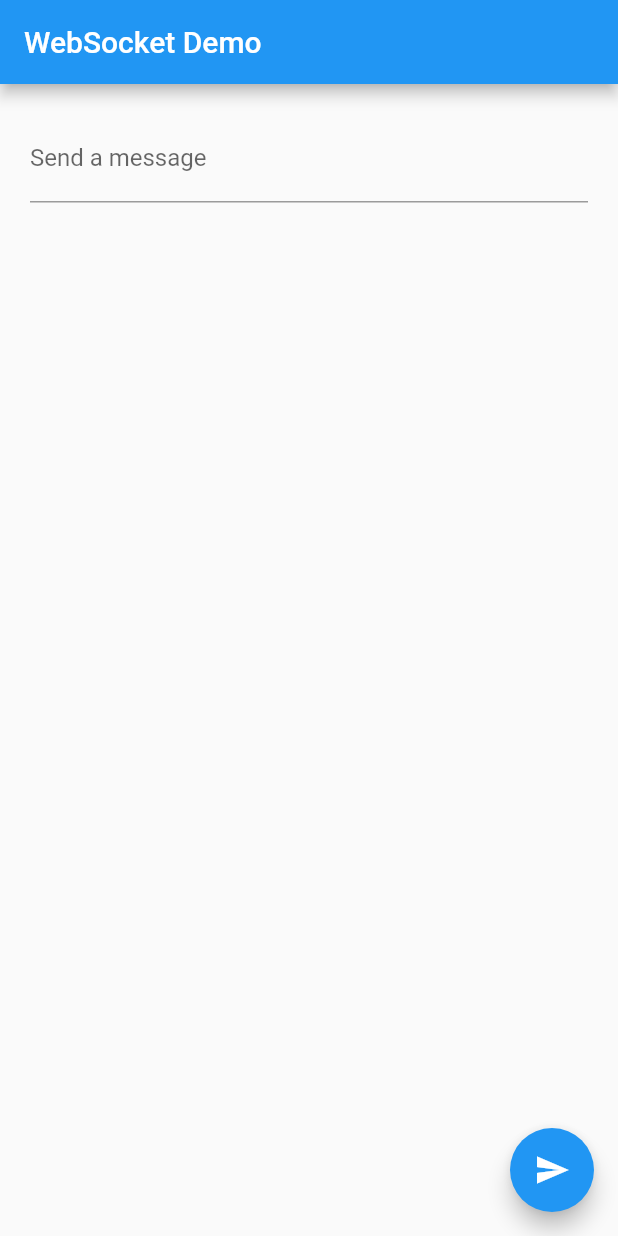
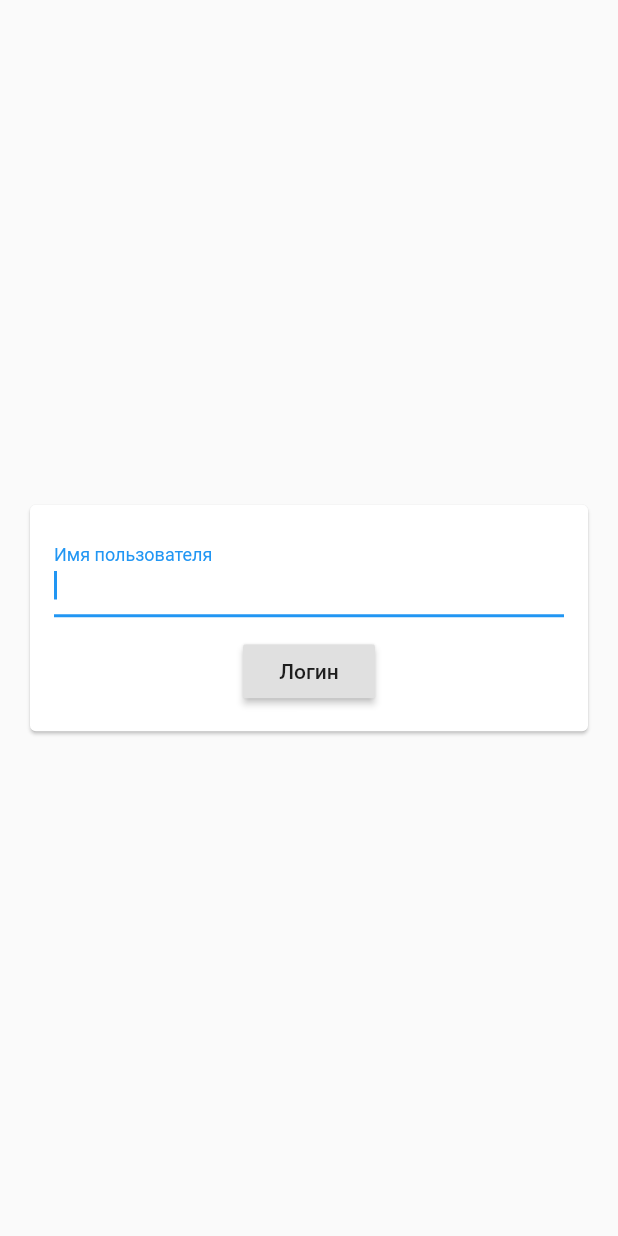
Before and after one commit to Dersh/demo_chat_client, a Flutter app: the screen it shows after launch, on a phone screen of 412 x 824 dp. Run offline on Flutter 3.47's test engine with Material 2 defaults, Android fonts, the phone set to English and light mode, and no system bars; our stand-ins replace bloc, equatable, flutter_bloc.

Commit message:
FEAT: основной функционал BLoC, первый юнит тест экран ввода имени экран чата

```diff
--- /dev/null
+++ b/lib/bloc/login/login_event.dart
@@ -0,0 +1,14 @@
+part of 'login_bloc.dart';
+
+abstract class LoginEvent extends Equatable{
+  const LoginEvent();
+  @override
+  List<Object> get props => [];
+}
+
+class SubmitLogin extends LoginEvent {
+  final String user;
+
+  SubmitLogin(this.user);
+
+}
--- /dev/null
+++ b/lib/bloc/login/login_state.dart
@@ -0,0 +1,19 @@
+part of 'login_bloc.dart';
+
+abstract class LoginState extends Equatable{
+  const LoginState();
+  @override
+  List<Object> get props => [];
+}
+
+class LoginInitial extends LoginState {}
+
+class LoginLoading extends LoginState {}
+
+class LoginLoaded extends LoginState {
+  final String user;
+
+  LoginLoaded(this.user) : assert(user != null);
+}
+
+class LoginError extends LoginState {}
--- a/lib/main.dart
+++ b/lib/main.dart
@@ -1,86 +1,34 @@
-import 'package:flutter/foundation.dart';
-import 'package:web_socket_channel/io.dart';
+import 'package:flutter_bloc/flutter_bloc.dart';
+import 'package:tada_team_chat/bloc/login/login_bloc.dart';
 import 'package:flutter/material.dart';
-import 'package:web_socket_channel/web_socket_channel.dart';
 
-void main() => runApp(MyApp());
+import 'bloc/bloc_observer.dart';
+import 'bloc/chat/chat_bloc.dart';
+import 'pages/login.dart';
+
+void main() {
+  Bloc.observer = SimpleBlocObserver();
+  runApp(
+    MultiBlocProvider(
+      providers: [
+        BlocProvider<LoginBloc>(create: (context) => LoginBloc()),
+        BlocProvider<ChatBloc>(
+            create: (context) =>
+                ChatBloc(user: BlocProvider.of<LoginBloc>(context).user)
+                  ..add(TryConnect())),
+      ],
+      child: MyApp(),
+    ),
+  );
+}
 
 class MyApp extends StatelessWidget {
-  final String username = "dersh";
   @override
   Widget build(BuildContext context) {
-    final title = 'WebSocket Demo';
+    final title = 'Chat Demo';
     return MaterialApp(
       title: title,
-      home: MyHomePage(
-        title: title,
-        channel:
-            IOWebSocketChannel.connect('ws://pm.tada.team/ws?name=$username'),
-      ),
+      home: LoginForm(),
     );
   }
 }
-
-class MyHomePage extends StatefulWidget {
-  final String title;
-  final WebSocketChannel channel;
-
-  MyHomePage({Key key, @required this.title, @required this.channel})
-      : super(key: key);
-
-  @override
-  _MyHomePageState createState() => _MyHomePageState();
-}
-
-class _MyHomePageState extends State<MyHomePage> {
-  TextEditingController _controller = TextEditingController();
-
-  @override
-  Widget build(BuildContext context) {
-    return Scaffold(
-      appBar: AppBar(
-        title: Text(widget.title),
-      ),
-      body: Padding(
-        padding: const EdgeInsets.all(20.0),
-        child: Column(
-          crossAxisAlignment: CrossAxisAlignment.start,
-          children: <Widget>[
-            Form(
-              child: TextFormField(
-                controller: _controller,
-                decoration: InputDecoration(labelText: 'Send a message'),
-              ),
-            ),
-            StreamBuilder(
-              stream: widget.channel.stream,
-              builder: (context, snapshot) {
-                return Padding(
-                  padding: const EdgeInsets.symmetric(vertical: 24.0),
-                  child: Text(snapshot.hasData ? '${snapshot.data}' : ''),
-                );
-              },
-            )
-          ],
-        ),
-      ),
-      floatingActionButton: FloatingActionButton(
-        onPressed: _sendMessage,
-        tooltip: 'Send message',
-        child: Icon(Icons.send),
-      ), // This trailing comma makes auto-formatting nicer for build methods.
-    );
-  }
-
-  void _sendMessage() {
-    if (_controller.text.isNotEmpty) {
-      widget.channel.sink.add('{"text":"${_controller.text}"}');
-    }
-  }
-
-  @override
-  void dispose() {
-    widget.channel.sink.close();
-    super.dispose();
-  }
-}
--- /dev/null
+++ b/lib/pages/login.dart
@@ -0,0 +1,102 @@
+import 'package:flutter/material.dart';
+import 'package:flutter_bloc/flutter_bloc.dart';
+import 'package:tada_team_chat/bloc/login/login_bloc.dart';
+import 'package:tada_team_chat/pages/chat.dart';
+
+class LoginForm extends StatefulWidget {
+  @override
+  _LoginFormState createState() => _LoginFormState();
+}
+
+class _LoginFormState extends State<LoginForm> {
+  final _formKey = GlobalKey<FormState>();
+  var _userName = '';
+
+  void _trySubmit() {
+    // Валидация
+    final _isValid = _formKey.currentState.validate();
+    FocusScope.of(context).unfocus();
+    if (_isValid) {
+      // Отправляем эвент в блок
+      BlocProvider.of<LoginBloc>(context).add(SubmitLogin(_userName));
+    }
+  }
+
+  @override
+  Widget build(BuildContext context) {
+    return Scaffold(
+      body: BlocBuilder<LoginBloc, LoginState>(builder: (context, state) {
+        if (state is LoginLoading) {
+          return Center(
+            child: Card(
+              child: CircularProgressIndicator(),
+            ),
+          );
+        }
+        if (state is LoginLoaded) {
+          return ChatPage(user: state.user);
+        }
+        if (state is LoginError) {
+          return Center(
+            child: Card(
+              child: Column(
+                children: [
+                  Text(
+                    'Ошибка',
+                    style: TextStyle(color: Colors.red),
+                  ),
+                  RaisedButton(
+                    child: const Text('Еще раз'),
+                    onPressed: _trySubmit,
+                  ),
+                ],
+              ),
+            ),
+          );
+        }
+        return Center(
+          child: Card(
+            margin: EdgeInsets.all(20),
+            child: Padding(
+              padding: EdgeInsets.all(16),
+              child: Form(
+                key: _formKey,
+                child: Column(
+                  mainAxisSize: MainAxisSize.min,
+                  children: <Widget>[
+                    TextFormField(
+                      autocorrect: true,
+                      autofocus: true,
+                      textCapitalization: TextCapitalization.words,
+                      enableSuggestions: false,
+                      // Валидация
+                      validator: (value) {
+                        if (value.isEmpty || value.length < 3) {
+                          return 'Пожалуйста введите более 3-х символов';
+                        }
+                        return null;
+                      },
+                      decoration:
+                          const InputDecoration(labelText: 'Имя пользователя'),
+                      onSaved: (value) {
+                        _userName = value;
+                      },
+                      onChanged: (value) {
+                        _userName = value;
+                      },
+                    ),
+                    SizedBox(height: 12),
+                    RaisedButton(
+                      child: const Text('Логин'),
+                      onPressed: _trySubmit,
+                    ),
+                  ],
+                ),
+              ),
+            ),
+          ),
+        );
+      }),
+    );
+  }
+}
```
Also changed, not shown: lib/bloc/bloc_observer.dart (added, +27 -0 lines), lib/bloc/chat/chat_bloc.dart (added, +76 -0 lines), lib/bloc/chat/chat_event.dart (added, +23 -0 lines), lib/bloc/chat/chat_state.dart (added, +19 -0 lines), lib/bloc/login/login_bloc.dart (added, +30 -0 lines), lib/pages/chat.dart (added, +103 -0 lines), lib/widget/message_bubble.dart (added, +74 -0 lines), lib/widget/new_message.dart (added, +53 -0 lines), pubspec.yaml (+6 -2 lines), pubspec.lock, 9 other files.
